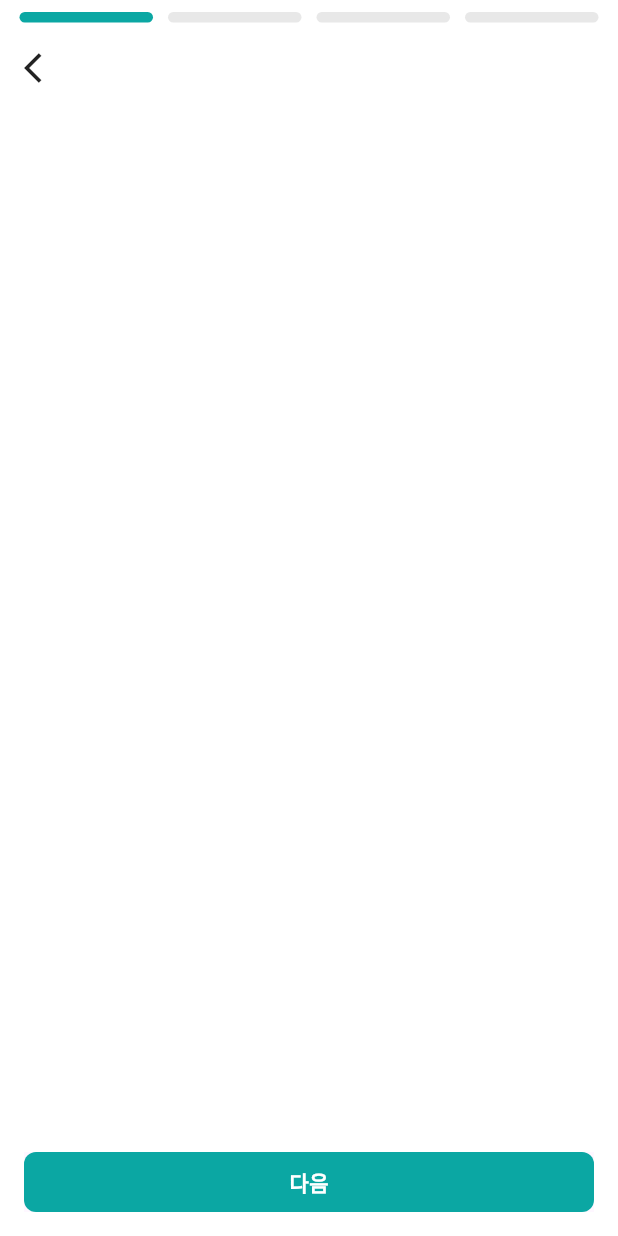
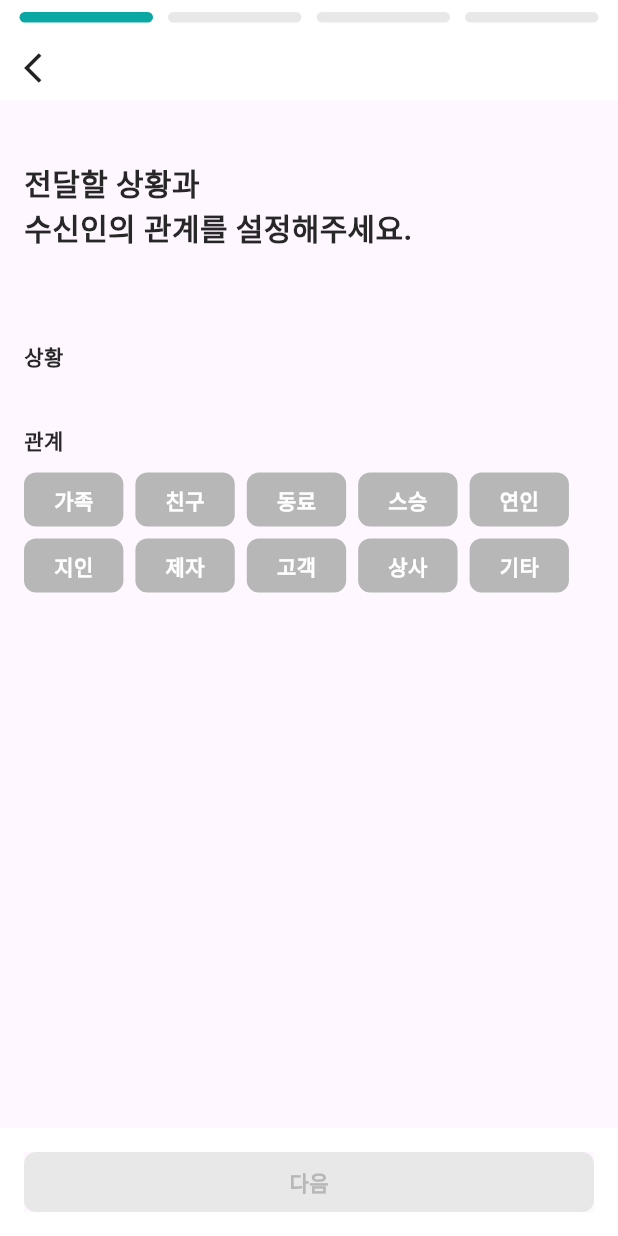
Before and after one commit to NaZe0320/idear_flutter, a Flutter app: the screen it shows after launch, after a tap on "글 생성", on a phone screen of 412 x 824 dp. Run offline on Flutter 3.47's test engine with Material 3 defaults, Android fonts, the phone set to English and light mode, and no system bars; our stand-ins replace flutter_svg; accounts and stored records are empty.

Commit message:
[feat] Post, PostBundle 모델 생성

```diff
--- /dev/null
+++ b/lib/app/model/model_post_bundle.dart
@@ -0,0 +1,26 @@
+import 'package:idear/app/enums/relation.dart';
+import 'package:idear/app/enums/situation.dart';
+import 'package:idear/app/model/model_post.dart';
+import 'package:idear/app/model/model_profile.dart';
+
+class PostBundle {
+  final int? id;
+  Situation? situation;
+  Relation? relation;
+  KeywordType? keyword;
+  String? additional;
+  Profile? profile;
+  String? createAt;
+  List<Post>? posts;
+
+  PostBundle({this.id, this.profile, this.createAt, this.posts});
+
+  PostBundle.create({
+    this.id,
+  });
+}
+
+enum KeywordType {
+  privateKeyword,
+  publicKeyword,
+}
--- a/lib/app/view/pages/post/screen_post_create.dart
+++ b/lib/app/view/pages/post/screen_post_create.dart
@@ -29,7 +29,7 @@ class _ScreenPostCreateState extends State<ScreenPostCreate> {
 
   @override
   Widget build(BuildContext context) {
-    return ChangeNotifierProvider<ViewModelPostCreate>(
+    return ChangeNotifierProvider(
       create: (context) => ViewModelPostCreate(),
       child: Scaffold(
         body: SafeArea(
@@ -85,6 +85,7 @@ class _ScreenPostCreateState extends State<ScreenPostCreate> {
                       ),
                     ),
                     Expanded(
+                      child: Material(
                         child: PageView(
                           controller: _controller,
                           physics: const NeverScrollableScrollPhysics(),
@@ -99,6 +100,7 @@ class _ScreenPostCreateState extends State<ScreenPostCreate> {
                             ScreenPostCreateThird(),
                             ScreenPostCreateFourth()
                           ],
+                        ),
                       ),
                     ),
                     if (viewModel.currentPage != 3)
--- a/lib/app/view/pages/post/screen_post_create_first.dart
+++ b/lib/app/view/pages/post/screen_post_create_first.dart
@@ -1,10 +1,48 @@
 import 'package:flutter/material.dart';
+import 'package:idear/app/enums/relation.dart';
+import 'package:idear/app/view/widgets/radio_group/widget_radio_group_label.dart';
+import 'package:idear/app/viewmodel/viewmodel_post_create.dart';
+import 'package:idear/core/theme/app_text_styles.dart';
+import 'package:provider/provider.dart';
 
 class ScreenPostCreateFirst extends StatelessWidget {
   const ScreenPostCreateFirst({super.key});
 
   @override
   Widget build(BuildContext context) {
-    return Container();
+    final viewModel = Provider.of<ViewModelPostCreate>(context, listen: true);
+    return SingleChildScrollView(
+      child: Padding(
+        padding: const EdgeInsets.all(16.0),
+        child: Column(
+          crossAxisAlignment: CrossAxisAlignment.start,
+          children: [
+            const SizedBox(height: 24),
+            const Text(
+              '전달할 상황과\n수신인의 관계를 설정해주세요.',
+              style: AppTextStyles.heading02,
+            ),
+            const SizedBox(height: 60),
+            const Text(
+              '상황',
+              style: AppTextStyles.subheading02,
+            ),
+            const SizedBox(height: 36),
+            const Text(
+              '관계',
+              style: AppTextStyles.subheading02,
+            ),
+            const SizedBox(height: 12),
+            RadioLabelGroup<Relation>(
+                enumValues: Relation.values,
+                padding: 20,
+                selectValue: viewModel.postBundle.relation,
+                onChanged: (value) {
+                  viewModel.setPostBundle(value);
+                })
+          ],
+        ),
+      ),
+    );
   }
 }
--- a/lib/app/view/pages/screen_home.dart
+++ b/lib/app/view/pages/screen_home.dart
@@ -7,7 +7,10 @@ class ScreenHome extends StatelessWidget {
 
   @override
   Widget build(BuildContext context) {
-    return Column(
+    return MaterialApp(
+      home: Scaffold(
+        body: SafeArea(
+          child: Column(
             mainAxisAlignment: MainAxisAlignment.center,
             children: [
               OutlinedButton(
@@ -29,6 +32,9 @@ class ScreenHome extends StatelessWidget {
                 },
               ),
             ],
+          ),
+        ),
+      ),
     );
   }
 }
--- a/lib/main.dart
+++ b/lib/main.dart
@@ -2,6 +2,7 @@ import 'package:flutter/material.dart';
 import 'package:flutter/services.dart';
 import 'package:idear/app/view/pages/screen_home.dart';
 import 'package:idear/app/viewmodel/viewmodel_post.dart';
+import 'package:idear/app/viewmodel/viewmodel_post_create.dart';
 import 'package:idear/app/viewmodel/viewmodel_proflie.dart';
 import 'package:idear/core/theme/app_colors.dart';
 import 'package:provider/provider.dart';
@@ -22,13 +23,12 @@ class MainApp extends StatelessWidget {
       providers: [
         ChangeNotifierProvider(create: (_) => ViewModelProfile()),
         ChangeNotifierProvider(create: (_) => ViewModelPost()),
+        ChangeNotifierProvider(create: (_) => ViewModelPostCreate()),
       ],
-      child: const MaterialApp(
-        home: Scaffold(
-          body: Center(
-            child: ScreenHome(),
-          ),
-        ),
+      child: MaterialApp(
+        theme: ThemeData(scaffoldBackgroundColor: AppColors.colorWhite),
+        debugShowCheckedModeBanner: false,
+        home: const ScreenHome(),
       ),
     );
   }
```
Also changed, not shown: lib/app/model/model_post.dart (added, +8 -0 lines), lib/app/view/widgets/button/widget_button_profile.dart (+4 -7 lines), lib/app/viewmodel/viewmodel_post_create.dart (+23 -2 lines). Lines whose indentation alone changed are shown as unchanged.
